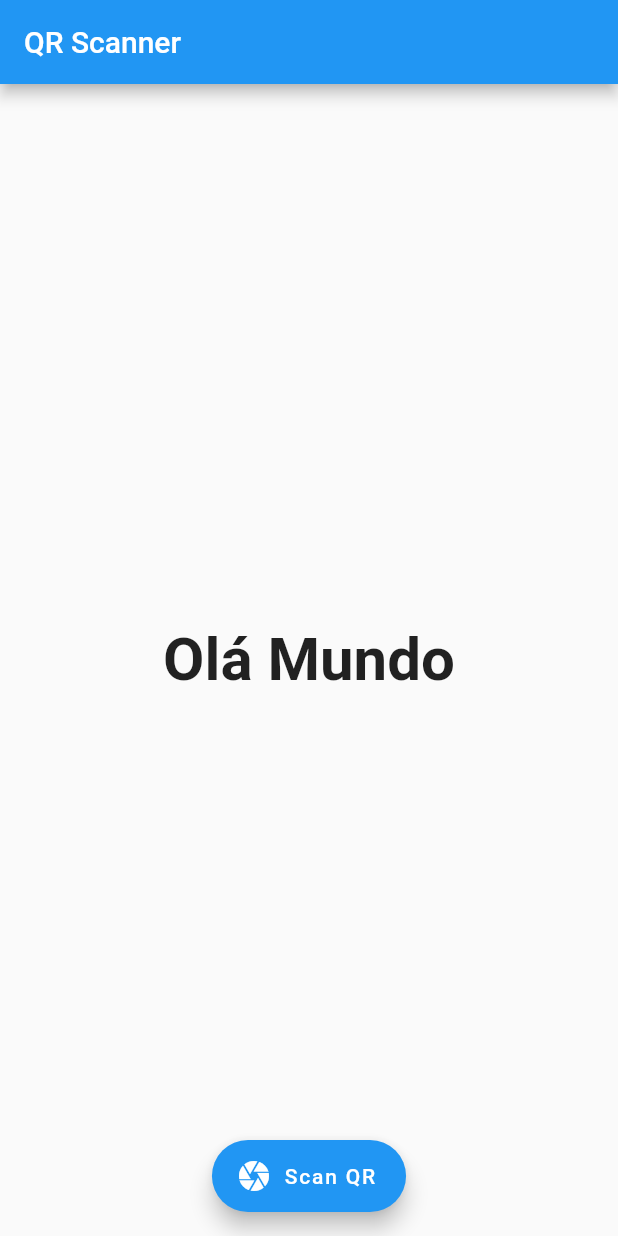
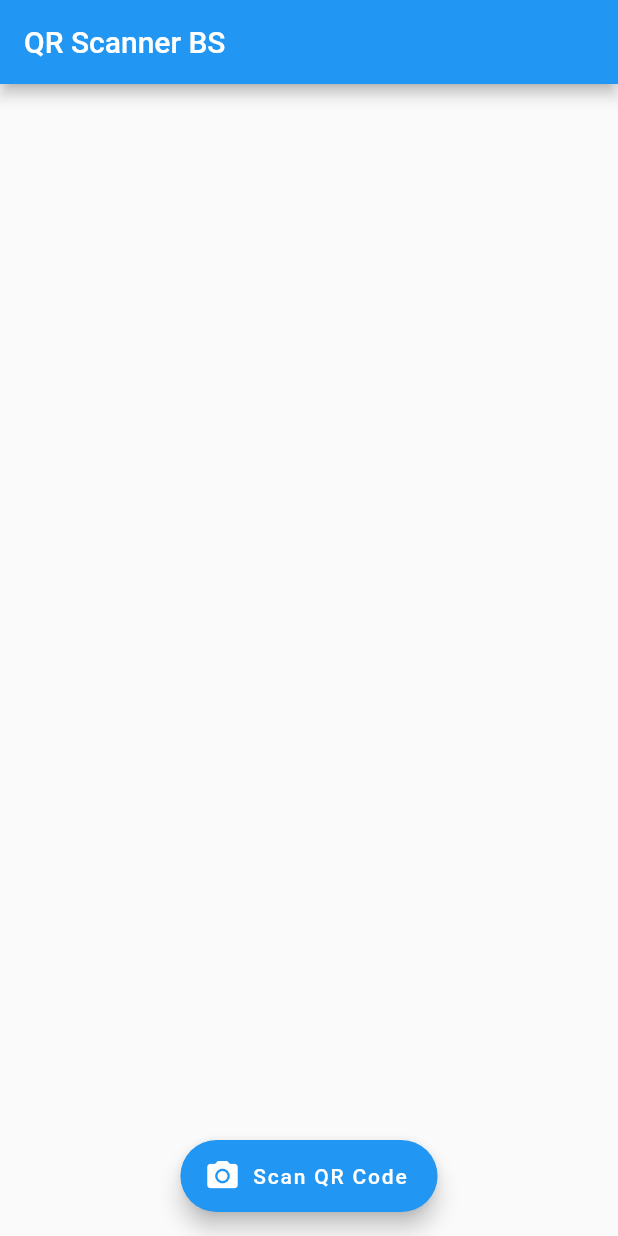
Before and after one commit to BulletSentence/QR-Code-Read, a Flutter app: the screen it shows after launch, on a phone screen of 412 x 824 dp. Run offline on Flutter 3.47's test engine with Material 2 defaults, Android fonts, the phone set to English and light mode, and no system bars; missing offline and left inert: barcode_scan.

Commit message:
QR reader implemented

```diff
--- a/lib/main.dart
+++ b/lib/main.dart
@@ -1,30 +1,67 @@
+import 'dart:async';
 import 'package:flutter/material.dart';
+import 'package:barcode_scan/barcode_scan.dart';
+import 'package:flutter/services.dart';
 
 void main() => runApp(MaterialApp(
   debugShowCheckedModeBanner: false,
   home: HomePage(),
 ));
 
-class HomePage extends StatelessWidget  {
-    @override
+class HomePage extends StatefulWidget {
+  @override
+  HomePageState createState() {
+    return new HomePageState();
+  }
+}
+
+class HomePageState extends State<HomePage> {
+  String result = " ";
+
+  Future _scanQR() async {
+    try {
+      String qrResult = await BarcodeScanner.scan();
+      setState(() {
+        result = qrResult;
+      });
+    } on PlatformException catch (ex) {
+      if (ex.code == BarcodeScanner.CameraAccessDenied) {
+        setState(() {
+          result = "Camera permission Failed";
+        });
+      } else {
+        setState(() {
+          result = "Unknown Error: $ex";
+        });
+      }
+    } on FormatException {
+      setState(() {
+        result = "Scan Failed";
+      });
+    } catch (ex) {
+      setState(() {
+        result = "Unknown Error: $ex";
+      });
+    }
+  }
+
+  @override
   Widget build(BuildContext context) {
     return Scaffold(
       appBar: AppBar(
-        title: Text("QR Scanner"),
+        title: Text("QR Scanner BS"),
       ),
       body: Center(
-        child: Text("Olá Mundo",
-          style: TextStyle(
-            fontSize: 40,
-            fontWeight: FontWeight.bold,
-          ),
+        child: Text(
+          result,
+          style: new TextStyle(fontSize: 30.0, fontWeight: FontWeight.bold),
         ),
       ),
       floatingActionButton: FloatingActionButton.extended(
-          icon: Icon(Icons.camera),
-          label: Text("Scan QR"),
-          onPressed: (){},
-          ),
+        icon: Icon(Icons.camera_alt),
+        label: Text("Scan QR Code"),
+        onPressed: _scanQR,
+      ),
       floatingActionButtonLocation: FloatingActionButtonLocation.centerFloat,
     );
   }
--- a/pubspec.yaml
+++ b/pubspec.yaml
@@ -11,7 +11,7 @@ dependencies:
     sdk: flutter
 
   cupertino_icons: ^0.1.2
-  barcode_scan: "^3.0.0"
+  barcode_scan: ^1.0.0
 
 dev_dependencies:
   flutter_test:
```
Also changed, not shown: 2 other files.
